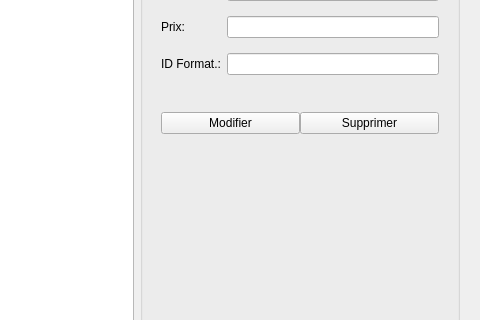
First picture: the form in mainwindow.ui, repository azizsaidi04/centre_formation, before the edit; both pictures show x 620 to 1100 and y 181 to 501 of the 1100 by 750 pixel window.
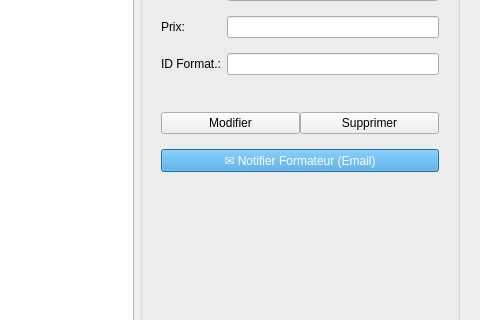
Second picture: the form after the edit. The open tabs and pages were chosen to show the change.

Commit message: feat: ajout de l'envoi d'email automatique en arriere-plan (Smtp/PowerShell)

```diff
--- a/mainwindow.ui
+++ b/mainwindow.ui
@@ -189,6 +189,12 @@
                    <item><widget class="QPushButton" name="btn_supprimer_cours"><property name="text"><string>Supprimer</string></property></widget></item>
                   </layout>
                  </item>
+                 <item row="7" column="0" colspan="2">
+                  <widget class="QPushButton" name="btn_notifier_formateur">
+                   <property name="text"><string>✉️ Notifier Formateur (Email)</string></property>
+                   <property name="styleSheet"><string>background-color: #3498db; color: white;</string></property>
+                  </widget>
+                 </item>
                 </layout>
                </widget>
               </widget>
```
The commit also changes 2 other files.
